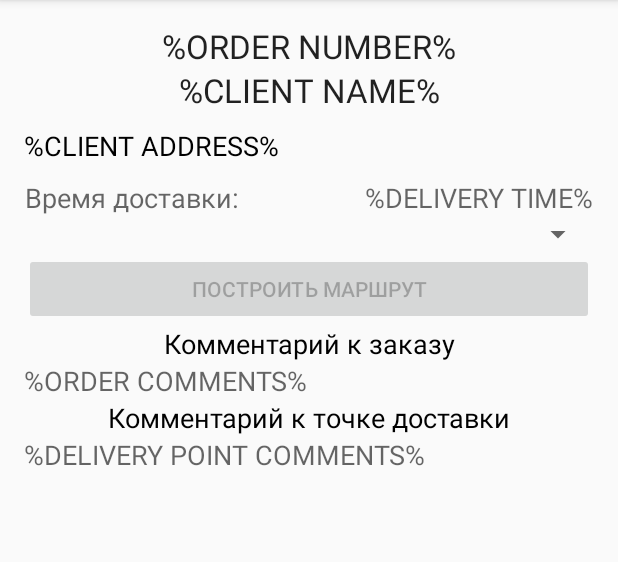
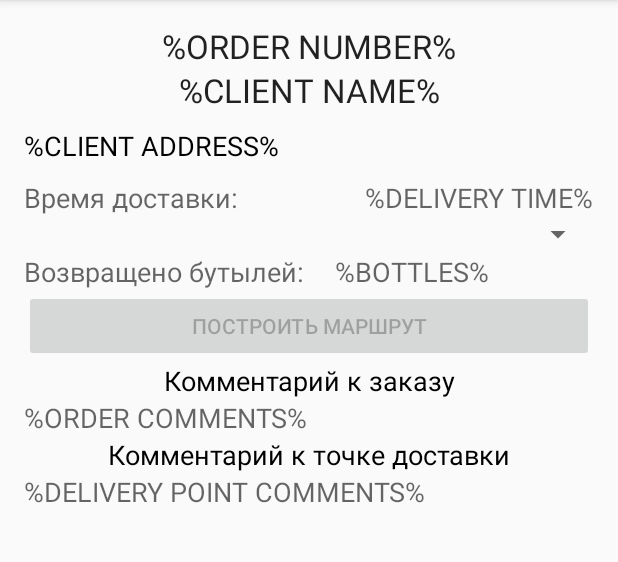
Before and after one commit to QualitySolution/VodovozDriverAndroid, an Android app: the fragment OrderInfoFragmentActivity shown on its own in the app's theme, on a phone screen of 412 x 824 dp, the part 84-646 px from its top. Run offline under Robolectric (Android 15) with nearby library versions, the phone set to English and light mode, and no system bars; 2 statements that could not run were skipped.

Commit message:
Added info about bottles returned

```diff
--- a/app/src/main/res/layout/activity_order_info_fragment.xml
+++ b/app/src/main/res/layout/activity_order_info_fragment.xml
@@ -33,7 +33,6 @@
         android:layout_width="match_parent"
         android:layout_height="wrap_content"
         android:layout_below="@+id/orderClient"
-        android:layout_centerVertical="true"
         android:layout_marginBottom="10dp"
         android:layout_marginTop="10dp"
         android:text="@string/placeholder_client_address"
@@ -47,7 +46,6 @@
         android:layout_alignParentLeft="true"
         android:layout_alignParentStart="true"
         android:layout_below="@+id/orderAddress"
-        android:gravity="center"
         android:text="@string/delivery_time"
         android:textAppearance="?android:attr/textAppearanceMedium" />
 
@@ -58,7 +56,6 @@
         android:layout_alignParentEnd="true"
         android:layout_alignParentRight="true"
         android:layout_below="@+id/orderAddress"
-        android:gravity="center"
         android:text="@string/placeholder_delivery_time"
         android:textAppearance="?android:attr/textAppearanceMedium" />
 
@@ -86,11 +83,30 @@
             android:textAppearance="?android:attr/textAppearanceMedium" />
     </RelativeLayout>
 
+    <TextView
+        android:id="@+id/orderBottlesReturnText"
+        android:layout_width="wrap_content"
+        android:layout_height="wrap_content"
+        android:layout_below="@+id/statusLayout"
+        android:text="@string/order_bottles_returned"
+        android:textAppearance="?android:attr/textAppearanceMedium" />
+    <TextView
+        android:id="@+id/orderBottlerReturn"
+        android:layout_width="wrap_content"
+        android:layout_height="wrap_content"
+        android:layout_below="@+id/statusLayout"
+        android:layout_toRightOf="@id/orderBottlesReturnText"
+        android:layout_toEndOf="@id/orderBottlesReturnText"
+        android:layout_marginStart="20dp"
+        android:layout_marginLeft="20dp"
+        android:text="@string/placeholder_bottles_number"
+        android:textAppearance="?android:attr/textAppearanceMedium" />
+
     <Button
         android:id="@+id/buttonGetRoute"
         android:layout_width="match_parent"
         android:layout_height="wrap_content"
-        android:layout_below="@+id/statusLayout"
+        android:layout_below="@+id/orderBottlerReturn"
         android:enabled="false"
         android:text="@string/get_route" />
 
--- a/app/src/main/res/values/strings.xml
+++ b/app/src/main/res/values/strings.xml
@@ -18,6 +18,7 @@
     <string name="delivery_time">Время доставки:</string>
     <string name="other_contacts">Телефоны компании</string>
     <string name="order_items">Товары</string>
+    <string name="order_bottles_returned">Возвращено бутылей:</string>
     <string name="order_equipment">Оборудование</string>
 
     <string name="menu_item_shutdown">Завершение работы</string>
@@ -49,6 +50,7 @@
     <string name="placeholder_delivery_time">%DELIVERY TIME%</string>
     <string name="placeholder_order_comments">%ORDER COMMENTS%</string>
     <string name="placeholder_delivery_point_comments">%DELIVERY POINT COMMENTS%</string>
+    <string name="placeholder_bottles_number">%BOTTLES%</string>
 
     <!--Content Descriptions-->
     <string name="content_description_logo">Логотип "Веселый Водовоз"</string>
```
Also changed, not shown: app/src/main/java/ru/qsolution/vodovoz/driver/DTO/Order.java (+5 -2 lines), app/src/main/java/ru/qsolution/vodovoz/driver/OrderInfoFragmentActivity.java (+16 -0 lines).
